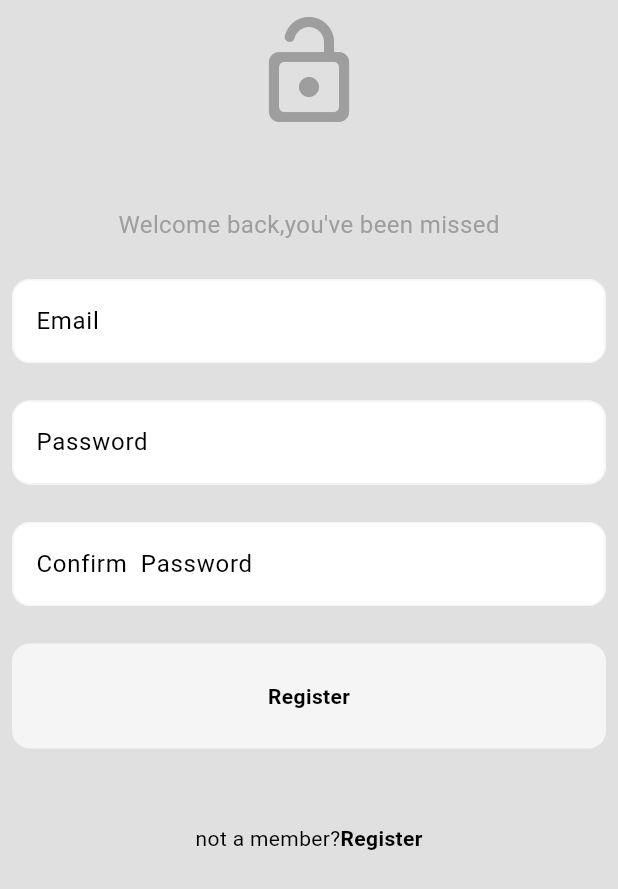
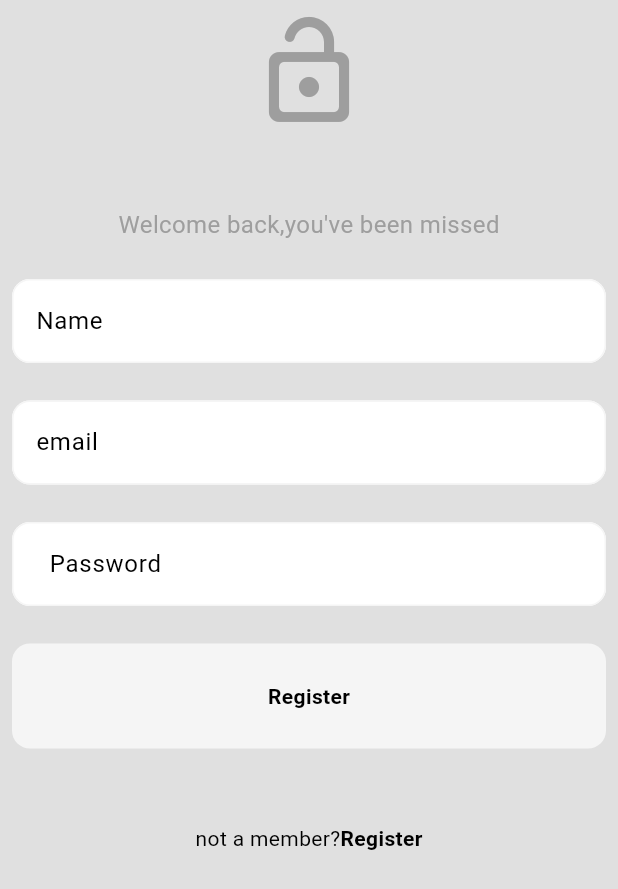
Before and after one commit to houssainebendhieb/social_media, a Flutter app: the screen it shows after launch, after a tap on "Register", on a phone screen of 412 x 824 dp. Shown: the top 889 px of the screen. Run offline on Flutter 3.47's test engine with Material 3 defaults, Android fonts, the phone set to English and light mode, and no system bars; our stand-ins replace bloc, cloud_firestore, either_dart, firebase_auth, firebase_core, flutter_bloc; accounts and stored records are empty.

Commit message:
login ,register done

```diff
--- a/lib/features/auth/domaine/repos/auth_repo.dart
+++ b/lib/features/auth/domaine/repos/auth_repo.dart
@@ -1,7 +1,8 @@
+import 'package:either_dart/either.dart';
 import 'package:social_media/features/auth/domaine/entities/user.dart';
 
 abstract class AuthRepo {
-  Future<AppUser?> loginWithEmailPassword(String email, String password);
+  Future<Either<AppUser,String>> loginWithEmailPassword(String email, String password);
   Future<AppUser?> registerWithEmailPassword(
       String email, String password, String name);
   Future<void> logout();
--- a/lib/features/auth/presentation/cubits/auth_cubit/auth_state.dart
+++ b/lib/features/auth/presentation/cubits/auth_cubit/auth_state.dart
@@ -12,7 +12,10 @@ final class Authenticated extends AuthState {
   Authenticated(this.user);
 }
 
-final class Unauthenticated extends AuthState {}
+final class Unauthenticated extends AuthState {
+  final String failedMessage;
+  Unauthenticated({required this.failedMessage});
+}
 
 final class AuthError extends AuthState {
   final String message;
--- a/lib/features/auth/presentation/register_page.dart
+++ b/lib/features/auth/presentation/register_page.dart
@@ -1,4 +1,6 @@
 import 'package:flutter/material.dart';
+import 'package:flutter_bloc/flutter_bloc.dart';
+import 'package:social_media/features/auth/presentation/cubits/auth_cubit/auth_cubit.dart';
 import 'package:social_media/features/auth/presentation/widgets/my_button.dart';
 import 'package:social_media/features/auth/presentation/widgets/my_text_field.dart';
 
@@ -11,8 +13,23 @@ class RegisterPage extends StatefulWidget {
 
 class _LoginPageState extends State<RegisterPage> {
   final TextEditingController pwController = TextEditingController();
-  final TextEditingController confirmPwController = TextEditingController();
+  final TextEditingController nameController = TextEditingController();
   final TextEditingController emailController = TextEditingController();
+
+  void register() {
+    final String email = emailController.text;
+    final String password = pwController.text;
+    final String name = nameController.text;
+    if (email.isEmpty || password.isEmpty || name.isEmpty) {
+      ScaffoldMessenger(
+        child: SnackBar(content: Text("email or password is empty")),
+      );
+    } else {
+      final authCubit = context.read<AuthCubit>();
+      authCubit.register(email, password, name);
+    }
+  }
+
   @override
   Widget build(BuildContext context) {
     return Scaffold(
@@ -35,27 +52,27 @@ class _LoginPageState extends State<RegisterPage> {
                 height: 25,
               ),
               MyTextField(
+                  controller: nameController,
+                  hintText: "Name",
+                  obscureText: false),
+              const SizedBox(
+                height: 25,
+              ),
+              MyTextField(
                   controller: emailController,
-                  hintText: "Email",
+                  hintText: "email",
                   obscureText: false),
               const SizedBox(
                 height: 25,
               ),
               MyTextField(
                   controller: pwController,
-                  hintText: "Password",
+                  hintText: "  Password",
                   obscureText: true),
               const SizedBox(
                 height: 25,
               ),
-              MyTextField(
-                  controller: confirmPwController,
-                  hintText: "Confirm  Password",
-                  obscureText: true),
-              const SizedBox(
-                height: 25,
-              ),
-              MyButton(onTap: () {}, text: "Register"),
+              MyButton(onTap: register, text: "Register"),
               const SizedBox(
                 height: 50,
               ),
--- a/lib/main.dart
+++ b/lib/main.dart
@@ -29,8 +29,8 @@ void main() async {
             } else if (state is Authenticated) {
               return HomePage();
             }
-            print(state);
-            return Text("serveur down try again ");
+
+            return const Text("serveur down try again ");
           },
           listener: (index, state) {},
         )),
--- a/pubspec.yaml
+++ b/pubspec.yaml
@@ -38,6 +38,8 @@ dependencies:
   firebase_core: ^2.27.0
   firebase_auth: ^4.17.8
   flutter_bloc: ^8.1.6
+  cloud_firestore: ^4.15.8
+  either_dart: ^1.0.0
 
 dev_dependencies:
   flutter_test:
```
Also changed, not shown: lib/features/auth/data/firebase_auth_repo.dart (+21 -5 lines), lib/features/auth/presentation/cubits/auth_cubit/auth_cubit.dart (+17 -9 lines), lib/features/homescreen/presentation/home_page.dart (+12 -2 lines), pubspec.lock, 3 other files.
